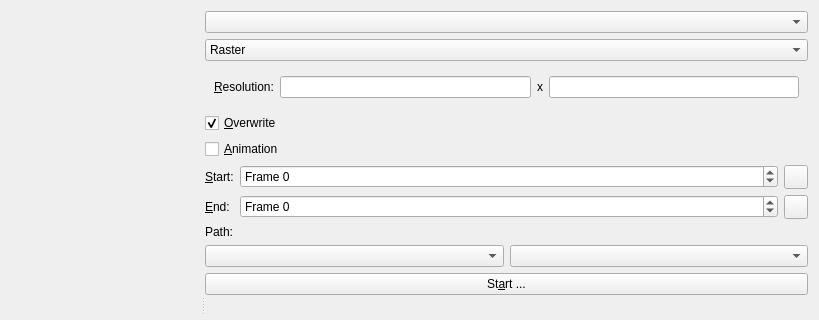
Qt form src/mainwindow/exportdialog.ui (pasbi/ommpfritt) before a commit; both pictures show x 0 to 819 and y 0 to 320 of the 819 by 610 pixel window.
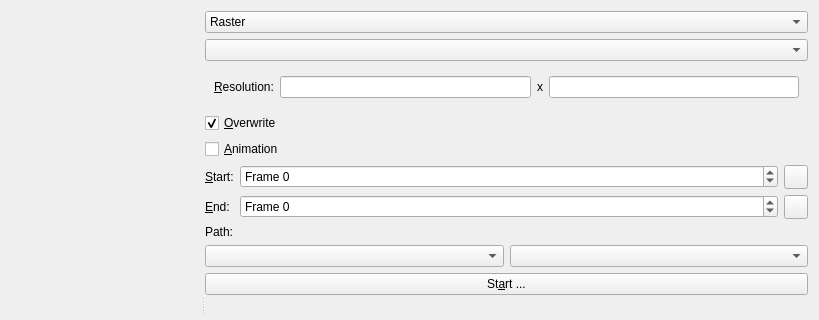
The same form after that commit. Custom widgets are drawn as their Qt base class.

Patch:
```diff
--- a/src/mainwindow/exportdialog.ui
+++ b/src/mainwindow/exportdialog.ui
@@ -39,14 +39,9 @@
        <set>Qt::AlignCenter</set>
       </property>
      </widget>
-     <widget class="QWidget" name="">
+     <widget class="QWidget" name="layoutWidget">
       <layout class="QVBoxLayout" name="verticalLayout_2">
        <item>
-        <layout class="QFormLayout" name="formLayout_3">
-         <item row="0" column="0" colspan="2">
-          <widget class="omm::ReferenceLineEdit" name="cb_view"/>
-         </item>
-         <item row="1" column="0" colspan="2">
           <widget class="QComboBox" name="cb_format">
            <item>
             <property name="text">
@@ -59,6 +54,11 @@
             </property>
            </item>
           </widget>
+       </item>
+       <item>
+        <layout class="QFormLayout" name="formLayout_3">
+         <item row="0" column="0" colspan="2">
+          <widget class="omm::ReferenceLineEdit" name="cb_view"/>
          </item>
          <item row="2" column="0" colspan="2">
           <widget class="QStackedWidget" name="stackedWidget">
```
Lines whose indentation alone changed are shown as unchanged.
